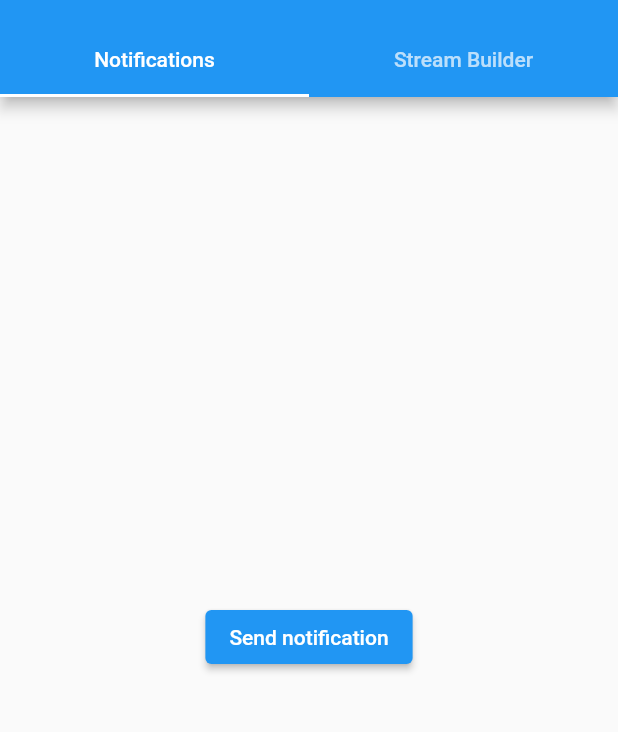
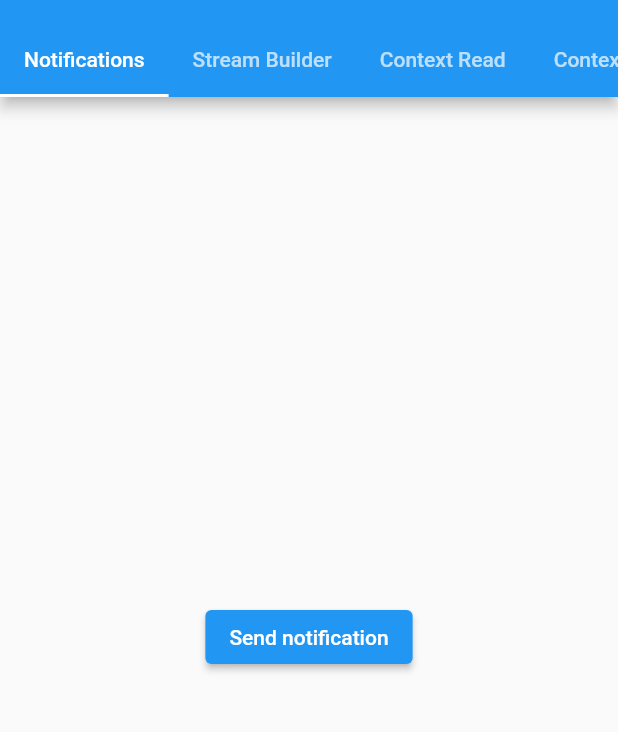
Before and after one commit to Malnen/leveling, a Flutter app: the screen it shows after launch, on a phone screen of 412 x 824 dp, the part 59-791 px from its top. Run offline on Flutter 3.47's test engine with Material 2 defaults, Android fonts, the phone set to English and light mode, and no system bars; our stand-ins replace bloc, equatable, firebase_core, firebase_messaging, flutter_bloc, flutter_local_notifications; accounts and stored records are empty.

Commit message:
conteksty różne

```diff
--- /dev/null
+++ b/lib/blocs/counter_bloc/counter_event.dart
@@ -0,0 +1,5 @@
+abstract class CounterEvent {}
+
+class IncrementEvent extends CounterEvent {}
+
+class DecrementEvent extends CounterEvent {}
--- a/lib/main.dart
+++ b/lib/main.dart
@@ -4,6 +4,10 @@ import 'package:flutter/material.dart';
 import 'package:leveling/push_notification/local_notification_manager.dart';
 import 'package:leveling/push_notification/notification_sender.dart';
 import 'package:leveling/push_notification/push_notification_manager.dart';
+import 'package:leveling/widgets/context_read_example.dart';
+import 'package:leveling/widgets/context_select_example.dart';
+import 'package:leveling/widgets/context_watch_example.dart';
+import 'package:leveling/widgets/counter_provider.dart';
 import 'package:leveling/widgets/notification_example.dart';
 import 'package:leveling/widgets/stream_builder_example.dart';
 
@@ -67,22 +71,36 @@ class _MyHomePageState extends State<MyHomePage> {
   @override
   Widget build(BuildContext context) {
     return DefaultTabController(
-      length: 2,
+      length: 5,
       child: Scaffold(
         appBar: AppBar(
           title: Text(widget.title),
-          bottom: const TabBar(tabs: <Tab>[
+          bottom: const TabBar(isScrollable: true, tabs: <Tab>[
             Tab(text: 'Notifications'),
             Tab(text: 'Stream Builder'),
+            Tab(text: 'Context Read'),
+            Tab(text: 'Context Watch'),
+            Tab(text: 'Context Select'),
           ]),
         ),
-        body: TabBarView(children: <Widget>[
-          NotificationExample(
-            title: title,
-            body: body,
-          ),
-          StreamBuilderExample(),
-        ]),
+        body: TabBarView(
+          children: <Widget>[
+            NotificationExample(
+              title: title,
+              body: body,
+            ),
+            StreamBuilderExample(),
+            const CounterProvider(
+              child: ContextReadExample(),
+            ),
+            const CounterProvider(
+              child: ContextWatchExample(),
+            ),
+            const CounterProvider(
+              child: ContextSelectExample(),
+            ),
+          ],
+        ),
       ),
     );
   }
--- /dev/null
+++ b/lib/widgets/context_select_example.dart
@@ -0,0 +1,14 @@
+import 'package:flutter/material.dart';
+import 'package:flutter_bloc/flutter_bloc.dart';
+import 'package:leveling/blocs/counter_bloc/counter_bloc.dart';
+import 'package:leveling/blocs/counter_bloc/counter_state.dart';
+
+class ContextSelectExample extends StatelessWidget {
+  const ContextSelectExample({Key? key}) : super(key: key);
+
+  @override
+  Widget build(BuildContext context) {
+    final int value = context.select<CounterBloc, int>((CounterBloc bloc) => bloc.state.value);
+    return Text(value.toString());
+  }
+}
--- /dev/null
+++ b/lib/widgets/context_watch_example.dart
@@ -0,0 +1,16 @@
+import 'package:flutter/material.dart';
+import 'package:flutter_bloc/flutter_bloc.dart';
+import 'package:leveling/blocs/counter_bloc/counter_bloc.dart';
+import 'package:leveling/blocs/counter_bloc/counter_state.dart';
+
+class ContextWatchExample extends StatelessWidget {
+  const ContextWatchExample({Key? key}) : super(key: key);
+
+  @override
+  Widget build(BuildContext context) {
+    final CounterState state = context.watch<CounterBloc>().state;
+    final int value = state.value;
+
+    return Text(value.toString());
+  }
+}
--- a/pubspec.yaml
+++ b/pubspec.yaml
@@ -12,6 +12,9 @@ dependencies:
   firebase_messaging: ^11.1.0
   http: ^0.13.5
   flutter_local_notifications: ^9.5.3+1
+  equatable: ^2.0.5
+  bloc: ^8.1.0
+  flutter_bloc: ^8.1.1
 
 dev_dependencies:
   flutter_test:
```
Also changed, not shown: lib/blocs/counter_bloc/counter_bloc.dart (added, +21 -0 lines), lib/blocs/counter_bloc/counter_state.dart (added, +10 -0 lines), lib/widgets/context_read_example.dart (added, +31 -0 lines), lib/widgets/counter_provider.dart (added, +56 -0 lines), pubspec.lock.
